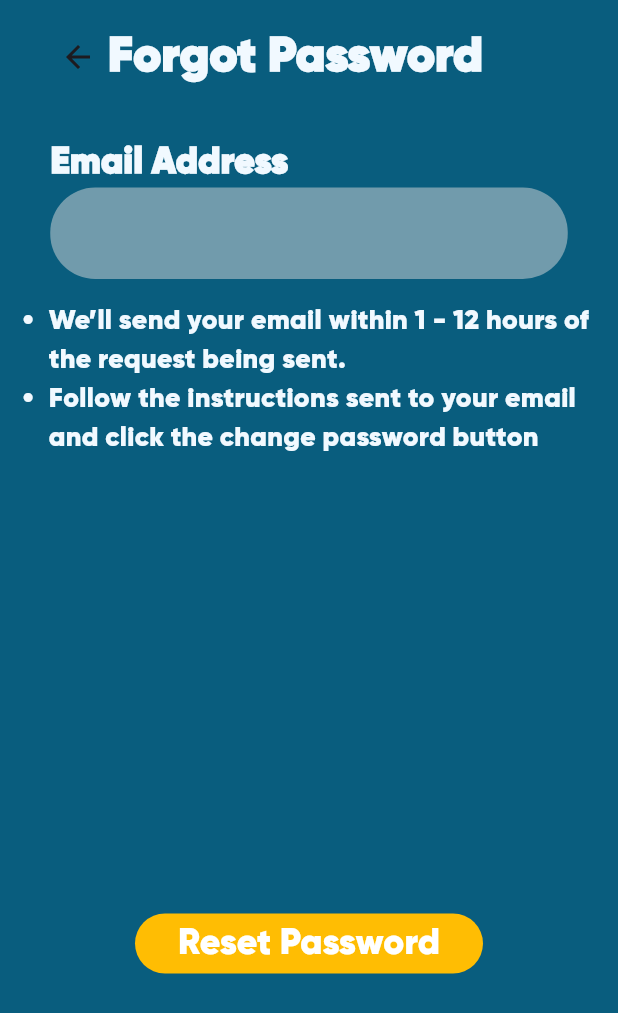
After one commit to girindradmada/aidminton, a Flutter app: the MainEntryPage screen opened directly, after a tap on "Forgot Account?", on a phone screen of 412 x 824 dp. The commit adds this screen. Shown: the top 1013 px of the screen. Run offline on Flutter 3.47's test engine with Material 3 defaults, Android fonts, the phone set to English and light mode, and no system bars; our stand-ins replace flutter_svg.

Commit message:
added forgotpassword page and updated the mainentry routes

```diff
--- /dev/null
+++ b/lib/pages/forgotpassword.dart
@@ -0,0 +1,178 @@
+import 'package:flutter/material.dart';
+import 'package:flutter_svg/flutter_svg.dart';
+
+class Forgotpassword extends StatefulWidget{
+  const Forgotpassword({super.key});
+
+  @override
+  State<Forgotpassword> createState() => _ForgotpasswordState();
+}
+
+class _ForgotpasswordState extends State<Forgotpassword> {
+  @override
+  Widget build(BuildContext context) {
+    return Scaffold(
+      backgroundColor: Color(0xff095D7E),
+      body: ListView(
+        children: [
+          SizedBox(height:15),
+          topBar(context),
+          SizedBox(height:30),
+          emailAddressForgot(),
+          SizedBox(height:15),
+          instructionsForgot(),
+          SizedBox(height: 300,),
+          Padding (
+            padding: const EdgeInsets.only(right: 90, left:90),
+            child: ElevatedButton(
+              style: ElevatedButton.styleFrom(
+                backgroundColor: Color(0xffFFBD03),
+                shadowColor: Colors.transparent
+              ),
+              onPressed: () {
+
+              },
+              child: Text(
+                "Reset Password",
+                style: TextStyle(
+                  color: Color(0xffFFFFFF),
+                  fontSize: 24,
+                  fontWeight: FontWeight.w200
+                ),
+              ),
+            ),
+          )
+        ],
+      )
+    );
+  }
+
+  Column instructionsForgot() {
+    return Column(
+          mainAxisAlignment: MainAxisAlignment.start,
+          crossAxisAlignment: CrossAxisAlignment.center,
+          children: [
+            Row(
+              mainAxisAlignment: MainAxisAlignment.start,
+              crossAxisAlignment: CrossAxisAlignment.start,
+              children: [
+                Padding(
+                  padding: const EdgeInsets.only(left:15),
+                  child: Text(
+                    "\u2022",
+                    style: TextStyle(
+                      color: Color(0xffF1F9FF),
+                      fontSize: 18,
+
+                    ),
+                  ),
+                ),
+                SizedBox(width:10),
+                Flexible(
+                  child:Text(
+                    "We’ll send your email within 1 - 12 hours of the request being sent.",
+                    style: TextStyle(
+                      color: Color(0xffF1F9FF),
+                      fontSize: 18,
+
+                    ),
+                  )
+                )
+              ],
+            ),
+            Row(
+              mainAxisAlignment: MainAxisAlignment.start,
+              crossAxisAlignment: CrossAxisAlignment.start,
+              children: [
+                Padding(
+                  padding: const EdgeInsets.only(left:15),
+                  child: Text(
+                    "\u2022",
+                    style: TextStyle(
+                      color: Color(0xffF1F9FF),
+                      fontSize: 18,
+
+                    ),
+                  ),
+                ),
+                SizedBox(width:10),
+                Flexible(
+                  child:Text(
+                    "Follow the instructions sent to your email and click the change password button",
+                    style: TextStyle(
+                      color: Color(0xffF1F9FF),
+                      fontSize: 18,
+
+                    ),
+                  )
+                )
+              ],
+            )
+          ],
+        );
+  }
+
+  Column emailAddressForgot() {
+    return Column(
+          mainAxisAlignment: MainAxisAlignment.start,
+          crossAxisAlignment: CrossAxisAlignment.center,
+          children: [
+            Column(
+              mainAxisAlignment: MainAxisAlignment.start,
+              crossAxisAlignment: CrossAxisAlignment.start,
+              children: [
+                Text(
+                  'Email Address',
+                  style: TextStyle(
+                    color: Color(0xffF1F9FF),
+                    fontSize: 24,
+                    fontWeight: FontWeight.w600
+                  ),
+                ),
+                Container(
+                  width: 345,
+                  height: 61,
+                  decoration: BoxDecoration(
+                    color: Color(0xffD9D9D9).withOpacity(0.5),
+                    borderRadius: BorderRadius.circular(30),
+                  ),
+                ),
+              ]
+            )
+          ]
+        );
+  }
+
+  Row topBar(BuildContext context) {
+    return Row(
+          mainAxisAlignment: MainAxisAlignment.spaceBetween,
+          crossAxisAlignment: CrossAxisAlignment.center,
+          children: [
+            Padding(
+              padding: const EdgeInsets.only(left:40),
+              child: GestureDetector(
+                onTap: () {
+                  Navigator.pop(context);
+                },
+                child: SvgPicture.asset(
+                  'assets/icons/arrow_back.svg',
+                  width: 24,
+                  height: 24,
+                ),
+              ),
+            ),
+            Padding(
+              padding: const EdgeInsets.only(right:90,),
+              child: Text(
+                'Forgot Password',
+                style: TextStyle(
+                  fontSize: 32,
+                  fontWeight: FontWeight.w600,
+                  color: Color(0xffF1F9FF),
+                ),
+              ),
+            ),
+          ],
+        );
+  }
+}
--- a/lib/pages/mainentry.dart
+++ b/lib/pages/mainentry.dart
@@ -1,5 +1,7 @@
+import 'package:aidminton/pages/signup.dart';
 import 'package:flutter/material.dart';
 import 'package:flutter_svg/flutter_svg.dart';
+import 'package:aidminton/pages/forgotpassword.dart';
 
 class MainEntryPage extends StatefulWidget {
   const MainEntryPage({super.key});
@@ -35,8 +37,16 @@ class _MainEntryState extends State<MainEntryPage> {
         ));
   }
 
-  Center Forgot_AccountBox() {
-    return Center(
+  Widget Forgot_AccountBox() {
+    return GestureDetector(
+      onTap: () {
+        Navigator.push(context,
+        MaterialPageRoute(builder:
+        (context) => const Forgotpassword(),
+        )
+        );
+      },
+      child: Center(
         child: Text(
           "Forgot Account?",
           style: TextStyle(
@@ -44,6 +54,7 @@ class _MainEntryState extends State<MainEntryPage> {
             fontWeight: FontWeight.w500,
             color: Color(0xff095D7E),
           ),
+        )
       )
     );
   }
@@ -70,8 +81,16 @@ class _MainEntryState extends State<MainEntryPage> {
           );
   }
 
-  Container SignUpBox() {
-    return Container(
+  Widget SignUpBox() {
+    return GestureDetector(
+      onTap: () {
+        Navigator.push(context,
+        MaterialPageRoute(builder:
+        (context) => const Signup(),
+        )
+        );
+      },
+      child: Container(
               width: 363,
               height: 69,
               margin: EdgeInsets.only(left: 20, right: 20),
@@ -88,6 +107,7 @@ class _MainEntryState extends State<MainEntryPage> {
                     color: Color(0xff095D7E),
                   ),
                 )
+              ),
             ),
     );
   }
```
Lines whose indentation alone changed are shown as unchanged.
